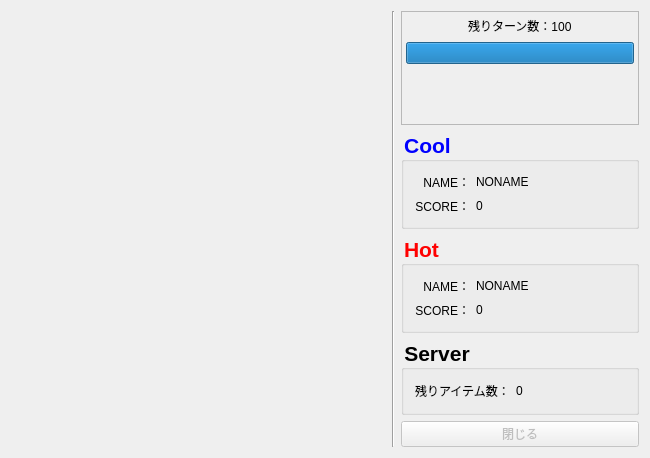
Before: the Qt Designer form src/mainwindow.ui in ueki-kazuki/chaser-server, drawn with Qt 5.
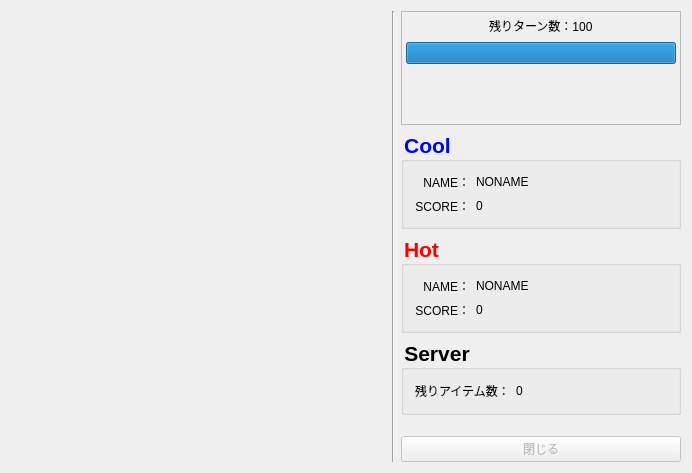
After: the same form once the commit is applied. Custom widgets are drawn as their Qt base class.

```diff
--- a/src/mainwindow.ui
+++ b/src/mainwindow.ui
@@ -6,8 +6,8 @@
    <rect>
     <x>0</x>
     <y>0</y>
-    <width>650</width>
-    <height>449</height>
+    <width>692</width>
+    <height>473</height>
    </rect>
   </property>
   <property name="windowTitle">
@@ -177,7 +177,6 @@
               <font>
                <family>.SF NS Text</family>
                <pointsize>28</pointsize>
-               <weight>50</weight>
                <italic>false</italic>
                <bold>false</bold>
               </font>
```
